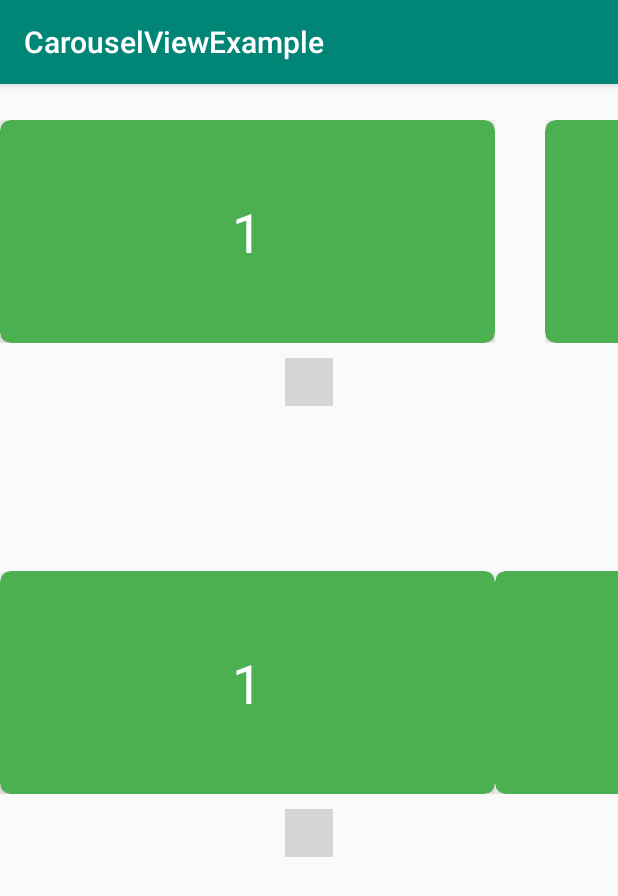
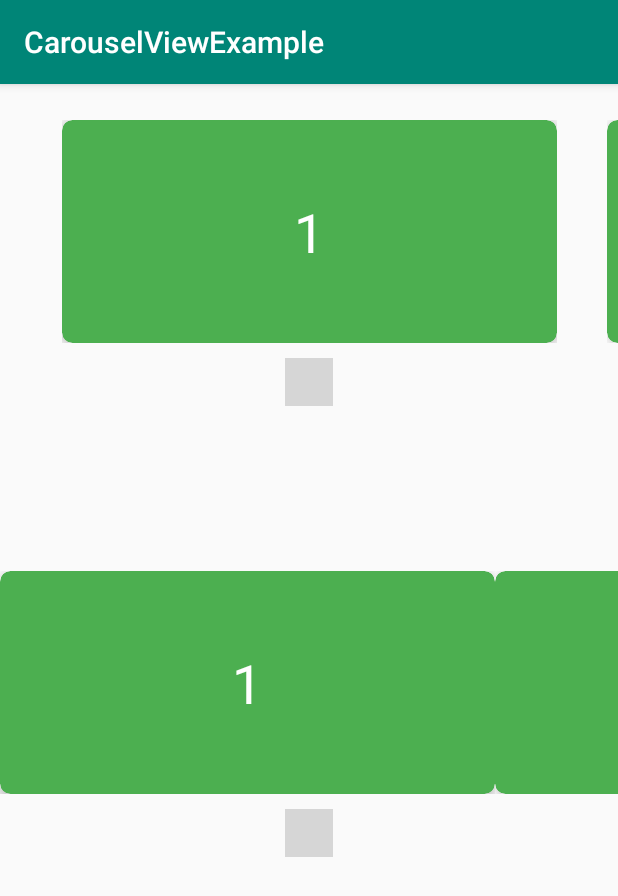
Before and after one commit to jama5262/CarouselView, an Android app: the screen it shows after launch (MainActivity), on a phone screen of 412 x 824 dp. Shown: the top 896 px of the screen. Run offline under Robolectric (Android 15) with nearby library versions, the phone set to English and light mode, and no system bars; libraries missing offline, so code that uses them is left out: com.rd, com.rd.animation; plain views replace PageIndicatorView; 8 statements that could not run were skipped; grey boxes are pictures that could not be loaded.

Commit message:
[Finished] Setup attributes functionality

```diff
--- a/app/src/main/java/com/jama/carouselviewexample/MainActivity.java
+++ b/app/src/main/java/com/jama/carouselviewexample/MainActivity.java
@@ -28,8 +28,6 @@ public class MainActivity extends AppCompatActivity {
     setContentView(R.layout.activity_main);
 
     carouselView = findViewById(R.id.carouselView);
-    carouselView.setSize(10);
-    carouselView.setResource(R.layout.item);
     carouselView.setCarouselViewListener(new CarouselViewListener() {
       @Override
       public void setItemPosition(View view, final int position) {
@@ -44,6 +42,7 @@ public class MainActivity extends AppCompatActivity {
     carouselView2 = findViewById(R.id.carouselView2);
     carouselView2.setSize(10);
     carouselView2.setResource(R.layout.item);
+//    carouselView2.hideIndicator(true);
     carouselView2.setCarouselViewListener(new CarouselViewListener() {
       @Override
       public void setItemPosition(View view, final int position) {
--- a/app/src/main/res/layout/activity_main.xml
+++ b/app/src/main/res/layout/activity_main.xml
@@ -11,11 +11,16 @@
         android:layout_width="match_parent"
         android:layout_height="wrap_content"
         android:layout_marginTop="24dp"
-        app:enableSnapping="false"
+        app:carouselOffset="center"
+        app:indicatorSelectedColor="@color/colorPrimary"
+        app:indicatorUnselectedColor="@color/colorAccent"
+        app:enableSnapping="true"
+        app:indicatorAnimationType="thinWorm"
         app:layout_constraintEnd_toEndOf="parent"
         app:layout_constraintStart_toStartOf="parent"
         app:layout_constraintTop_toTopOf="parent"
         app:resource="@layout/item"
+        app:size="5"
         app:spacing="50" />
 
     <com.jama.carouselview.CarouselView
@@ -23,6 +28,7 @@
         android:layout_width="match_parent"
         android:layout_height="wrap_content"
         android:layout_marginTop="100dp"
+        app:enableSnapping="false"
         app:layout_constraintEnd_toEndOf="parent"
         app:layout_constraintStart_toStartOf="parent"
         app:layout_constraintTop_toBottomOf="@+id/carouselView" />
--- a/carouselview/src/main/java/com/jama/carouselview/CarouselView.java
+++ b/carouselview/src/main/java/com/jama/carouselview/CarouselView.java
@@ -32,6 +32,9 @@ public class CarouselView extends FrameLayout {
   private SnapHelper snapHelper;
   private boolean enableSnapping;
   private int resource;
+  private int resourceId;
+  private int indicatorSelectedColorResourceId;
+  private int indicatorUnselectedColorResourceId;
   private int size;
   private int spacing;
   private boolean isResourceSet = false;
@@ -58,6 +61,7 @@ public class CarouselView extends FrameLayout {
     carouselRecyclerView.setHasFixedSize(false);
     this.layoutManager = new LinearLayoutManager(context, LinearLayoutManager.HORIZONTAL, false);
     carouselRecyclerView.setLayoutManager(this.layoutManager);
+
     this.initializeAttributes(attributeSet);
   }
 
@@ -65,13 +69,25 @@ public class CarouselView extends FrameLayout {
     if (attributeSet != null) {
       TypedArray attributes = this.context.getTheme().obtainStyledAttributes(attributeSet, R.styleable.CarouselView, 0, 0);
       this.enableSnapping(attributes.getBoolean(R.styleable.CarouselView_enableSnapping, true));
-      this.hideIndicator(attributes.getBoolean(R.styleable.CarouselView_hideIndicator, false));
+      this.setCarouselOffset(this.getOffset(attributes.getInteger(R.styleable.CarouselView_carouselOffset, 0)));
+      this.resourceId = attributes.getResourceId(R.styleable.CarouselView_resource, 0);
+      if (this.resourceId != 0) {
+        this.setResource(this.resourceId);
+      }
+      this.indicatorSelectedColorResourceId = attributes.getColor(R.styleable.CarouselView_indicatorSelectedColor, 0);
+      this.indicatorUnselectedColorResourceId = attributes.getColor(R.styleable.CarouselView_indicatorUnselectedColor, 0);
+      if (this.indicatorSelectedColorResourceId != 0) {
+        this.setIndicatorSelectedColor(this.indicatorSelectedColorResourceId);
+      }
+      if (this.indicatorUnselectedColorResourceId != 0) {
+        this.setIndicatorUnselectedColor(this.indicatorUnselectedColorResourceId);
+      }
+      this.setIndicatorAnimationType(this.getAnimation(attributes.getInteger(R.styleable.CarouselView_indicatorAnimationType, 0)));
       this.setIndicatorRadius(attributes.getInteger(R.styleable.CarouselView_indicatorRadius, 5));
       this.setIndicatorPadding(attributes.getInteger(R.styleable.CarouselView_indicatorPadding, 5));
       this.setSize(attributes.getInteger(R.styleable.CarouselView_size, 0));
-      this.setCarouselOffset(OffsetType.START);
       this.setSpacing(attributes.getInteger(R.styleable.CarouselView_spacing, 0));
-      this.hideIndicator(false);
+      attributes.recycle();
     }
   }
 
@@ -244,6 +260,56 @@ public class CarouselView extends FrameLayout {
     else if (!this.isSizeSet) throw new RuntimeException("A size is needed");
   }
 
+  private IndicatorAnimationType getAnimation(int value) {
+    IndicatorAnimationType animationType;
+    switch (value) {
+      case 1:
+        animationType = IndicatorAnimationType.FILL;
+        break;
+      case 2:
+        animationType = IndicatorAnimationType.DROP;
+        break;
+      case 3:
+        animationType = IndicatorAnimationType.SWAP;
+        break;
+      case 4:
+        animationType = IndicatorAnimationType.WORM;
+        break;
+      case 5:
+        animationType = IndicatorAnimationType.COLOR;
+        break;
+      case 6:
+        animationType = IndicatorAnimationType.SCALE;
+        break;
+      case 7:
+        animationType = IndicatorAnimationType.SLIDE;
+        break;
+      case 8:
+        animationType = IndicatorAnimationType.THIN_WORM;
+        break;
+      case 9:
+        animationType = IndicatorAnimationType.SCALE_DOWN;
+        break;
+      case 0:
+      default:
+        animationType = IndicatorAnimationType.NONE;
+    }
+    return animationType;
+  }
+
+  private OffsetType getOffset(int value) {
+    OffsetType offset;
+    switch (value) {
+      case 1:
+        offset = OffsetType.CENTER;
+        break;
+      case 0:
+      default:
+        offset = OffsetType.START;
+    }
+    return offset;
+  }
+
   public void show() {
     this.validate();
     this.setAdapter();
--- a/carouselview/src/main/java/com/jama/carouselview/enums/IndicatorAnimationType.java
+++ b/carouselview/src/main/java/com/jama/carouselview/enums/IndicatorAnimationType.java
@@ -1,6 +1,4 @@
 package com.jama.carouselview.enums;
-
-import com.rd.animation.type.AnimationType;
 
 public enum IndicatorAnimationType {
   NONE, COLOR, SCALE, WORM, SLIDE, FILL, THIN_WORM, DROP, SWAP, SCALE_DOWN
--- a/carouselview/src/main/res/values/attrs.xml
+++ b/carouselview/src/main/res/values/attrs.xml
@@ -4,7 +4,6 @@
     <declare-styleable name="CarouselView">
 
         <attr name="enableSnapping" format="boolean" />
-        <attr name="hideIndicator" format="boolean" />
         <attr name="carouselOffset" format="enum">
             <enum name="start" value="0"/>
             <enum name="center" value="1"/>
```
